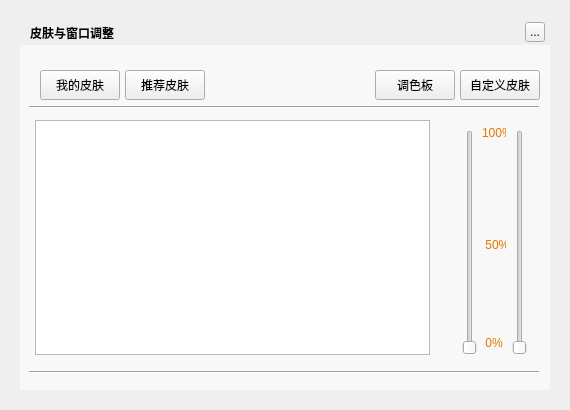
Qt form TTKCore/musicUi/musicWidget/musicbackgroundskindialog.ui (Greedysky/TTKMusicPlayer) before a commit.
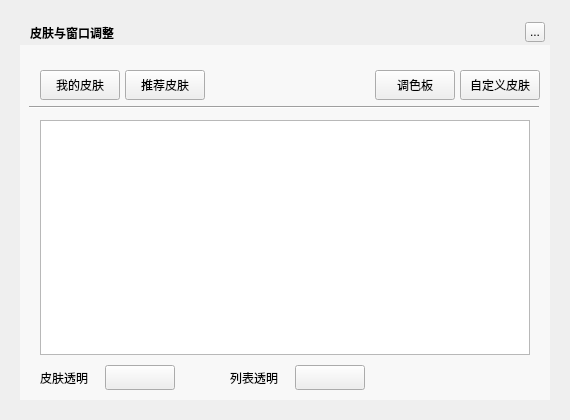
The same form after that commit. Custom widgets are drawn as their Qt base class.

Commit message: add music slider menu widget[954875]

```diff
--- a/TTKCore/musicUi/musicWidget/musicbackgroundskindialog.ui
+++ b/TTKCore/musicUi/musicWidget/musicbackgroundskindialog.ui
@@ -7,63 +7,19 @@
     <x>0</x>
     <y>0</y>
     <width>570</width>
-    <height>410</height>
+    <height>420</height>
    </rect>
   </property>
   <property name="windowTitle">
    <string>皮肤与窗口调整</string>
   </property>
-  <widget class="QLabel" name="showPerArea">
-   <property name="geometry">
-    <rect>
-     <x>482</x>
-     <y>125</y>
-     <width>24</width>
-     <height>226</height>
-    </rect>
-   </property>
-   <property name="styleSheet">
-    <string notr="true">color: rgb(230,115,0);</string>
-   </property>
-   <property name="text">
-    <string>100%
-
-
-
-
-
-
-
- 50%
-
-
-
-
-
-
- 0%</string>
-   </property>
-  </widget>
-  <widget class="QSlider" name="bgTransparentSlider">
-   <property name="geometry">
-    <rect>
-     <x>460</x>
-     <y>130</y>
-     <width>20</width>
-     <height>225</height>
-    </rect>
-   </property>
-   <property name="orientation">
-    <enum>Qt::Vertical</enum>
-   </property>
-  </widget>
   <widget class="QLabel" name="background">
    <property name="geometry">
     <rect>
      <x>20</x>
      <y>20</y>
      <width>530</width>
-     <height>370</height>
+     <height>380</height>
     </rect>
    </property>
    <property name="styleSheet">
@@ -111,6 +67,9 @@
      <height>30</height>
     </rect>
    </property>
+   <property name="cursor">
+    <cursorShape>PointingHandCursor</cursorShape>
+   </property>
    <property name="text">
     <string>我的皮肤</string>
    </property>
@@ -124,29 +83,19 @@
      <height>30</height>
     </rect>
    </property>
+   <property name="cursor">
+    <cursorShape>PointingHandCursor</cursorShape>
+   </property>
    <property name="text">
     <string>推荐皮肤</string>
    </property>
   </widget>
-  <widget class="QSlider" name="bgTransparentSliderR">
-   <property name="geometry">
-    <rect>
-     <x>510</x>
-     <y>130</y>
-     <width>20</width>
-     <height>225</height>
-    </rect>
-   </property>
-   <property name="orientation">
-    <enum>Qt::Vertical</enum>
-   </property>
-  </widget>
   <widget class="QStackedWidget" name="stackedWidget">
    <property name="geometry">
     <rect>
-     <x>35</x>
+     <x>40</x>
      <y>120</y>
-     <width>395</width>
+     <width>490</width>
      <height>235</height>
     </rect>
    </property>
@@ -178,6 +127,9 @@
      <height>30</height>
     </rect>
    </property>
+   <property name="cursor">
+    <cursorShape>PointingHandCursor</cursorShape>
+   </property>
    <property name="text">
     <string>自定义皮肤</string>
    </property>
@@ -191,50 +143,95 @@
      <height>30</height>
     </rect>
    </property>
+   <property name="cursor">
+    <cursorShape>PointingHandCursor</cursorShape>
+   </property>
    <property name="text">
     <string>调色板</string>
    </property>
   </widget>
-  <widget class="Line" name="line_2">
-   <property name="geometry">
-    <rect>
-     <x>29</x>
-     <y>370</y>
-     <width>510</width>
-     <height>5</height>
-    </rect>
-   </property>
-   <property name="orientation">
-    <enum>Qt::Horizontal</enum>
-   </property>
-  </widget>
   <widget class="QWidget" name="backgroundMask" native="true">
    <property name="geometry">
     <rect>
      <x>20</x>
      <y>45</y>
      <width>530</width>
-     <height>345</height>
+     <height>355</height>
     </rect>
    </property>
    <property name="styleSheet">
     <string notr="true">background:rgba(255,255,255,150)</string>
    </property>
   </widget>
+  <widget class="QToolButton" name="listTransparentButton">
+   <property name="geometry">
+    <rect>
+     <x>295</x>
+     <y>365</y>
+     <width>70</width>
+     <height>25</height>
+    </rect>
+   </property>
+   <property name="cursor">
+    <cursorShape>PointingHandCursor</cursorShape>
+   </property>
+  </widget>
+  <widget class="QLabel" name="listTransparentLabel">
+   <property name="geometry">
+    <rect>
+     <x>230</x>
+     <y>365</y>
+     <width>60</width>
+     <height>25</height>
+    </rect>
+   </property>
+   <property name="text">
+    <string>列表透明</string>
+   </property>
+  </widget>
+  <widget class="QLabel" name="skinTransparentLabel">
+   <property name="geometry">
+    <rect>
+     <x>40</x>
+     <y>365</y>
+     <width>60</width>
+     <height>25</height>
+    </rect>
+   </property>
+   <property name="text">
+    <string>皮肤透明</string>
+   </property>
+  </widget>
+  <widget class="QToolButton" name="skinTransparentButton">
+   <property name="geometry">
+    <rect>
+     <x>105</x>
+     <y>365</y>
+     <width>70</width>
+     <height>25</height>
+    </rect>
+   </property>
+   <property name="cursor">
+    <cursorShape>PointingHandCursor</cursorShape>
+   </property>
+   <property name="styleSheet">
+    <string notr="true"/>
+   </property>
+  </widget>
   <zorder>background</zorder>
   <zorder>backgroundMask</zorder>
-  <zorder>showPerArea</zorder>
-  <zorder>bgTransparentSlider</zorder>
   <zorder>topTitleName</zorder>
   <zorder>topTitleCloseButton</zorder>
   <zorder>mySkin</zorder>
   <zorder>netSkin</zorder>
-  <zorder>bgTransparentSliderR</zorder>
   <zorder>stackedWidget</zorder>
   <zorder>line</zorder>
   <zorder>customSkin</zorder>
   <zorder>paletteButton</zorder>
-  <zorder>line_2</zorder>
+  <zorder>listTransparentLabel</zorder>
+  <zorder>skinTransparentLabel</zorder>
+  <zorder>listTransparentButton</zorder>
+  <zorder>skinTransparentButton</zorder>
  </widget>
  <customwidgets>
   <customwidget>
```
The commit also changes 11 other files.
